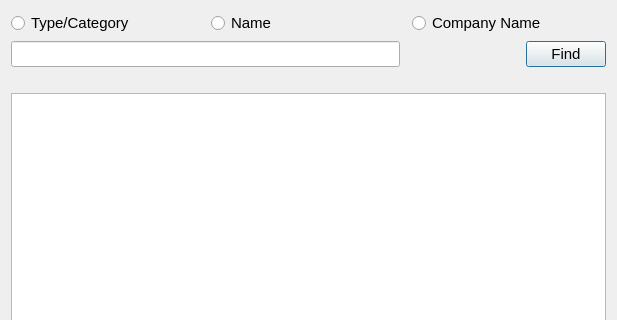
The window that Store/searchitem.ui (SamanOmidi/GroceryStore) describes before a commit, drawn with Qt 5; both pictures show x 0 to 617 and y 0 to 320 of the 617 by 561 pixel window.
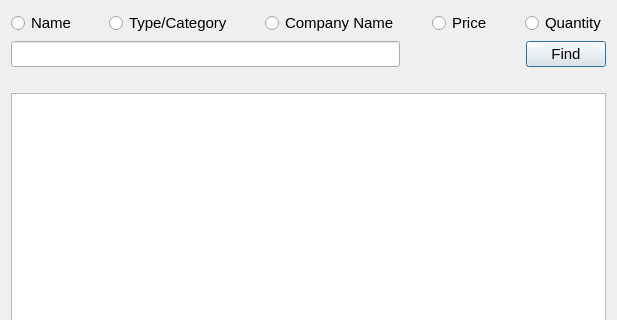
The same window after the commit.

What changed in the file:
```diff
--- a/Store/searchitem.ui
+++ b/Store/searchitem.ui
@@ -19,6 +19,35 @@
      <item>
       <layout class="QHBoxLayout" name="horizontalLayout_5">
        <item>
+        <widget class="QRadioButton" name="nameradiobutton">
+         <property name="font">
+          <font>
+           <pointsize>11</pointsize>
+          </font>
+         </property>
+         <property name="text">
+          <string>Name</string>
+         </property>
+        </widget>
+       </item>
+      </layout>
+     </item>
+     <item>
+      <spacer name="horizontalSpacer_5">
+       <property name="orientation">
+        <enum>Qt::Horizontal</enum>
+       </property>
+       <property name="sizeHint" stdset="0">
+        <size>
+         <width>40</width>
+         <height>20</height>
+        </size>
+       </property>
+      </spacer>
+     </item>
+     <item>
+      <layout class="QHBoxLayout" name="horizontalLayout_8">
+       <item>
         <widget class="QRadioButton" name="typeradiobutton">
          <property name="font">
           <font>
@@ -32,25 +61,22 @@
        </item>
       </layout>
      </item>
+     <item>
+      <spacer name="horizontalSpacer_4">
+       <property name="orientation">
+        <enum>Qt::Horizontal</enum>
+       </property>
+       <property name="sizeHint" stdset="0">
+        <size>
+         <width>40</width>
+         <height>20</height>
+        </size>
+       </property>
+      </spacer>
+     </item>
      <item>
       <layout class="QHBoxLayout" name="horizontalLayout_4">
        <item>
-        <widget class="QRadioButton" name="nameradiobutton">
-         <property name="font">
-          <font>
-           <pointsize>11</pointsize>
-          </font>
-         </property>
-         <property name="text">
-          <string>Name</string>
-         </property>
-        </widget>
-       </item>
-      </layout>
-     </item>
-     <item>
-      <layout class="QHBoxLayout" name="horizontalLayout_3">
-       <item>
         <widget class="QRadioButton" name="companyradiobutton">
          <property name="font">
           <font>
@@ -64,6 +90,64 @@
        </item>
       </layout>
      </item>
+     <item>
+      <spacer name="horizontalSpacer_6">
+       <property name="orientation">
+        <enum>Qt::Horizontal</enum>
+       </property>
+       <property name="sizeHint" stdset="0">
+        <size>
+         <width>40</width>
+         <height>20</height>
+        </size>
+       </property>
+      </spacer>
+     </item>
+     <item>
+      <layout class="QHBoxLayout" name="horizontalLayout_7">
+       <item>
+        <widget class="QRadioButton" name="priceradiobutton">
+         <property name="font">
+          <font>
+           <pointsize>11</pointsize>
+          </font>
+         </property>
+         <property name="text">
+          <string>Price</string>
+         </property>
+        </widget>
+       </item>
+      </layout>
+     </item>
+     <item>
+      <layout class="QHBoxLayout" name="horizontalLayout_3">
+       <item>
+        <spacer name="horizontalSpacer_7">
+         <property name="orientation">
+          <enum>Qt::Horizontal</enum>
+         </property>
+         <property name="sizeHint" stdset="0">
+          <size>
+           <width>40</width>
+           <height>20</height>
+          </size>
+         </property>
+        </spacer>
+       </item>
+       <item>
+        <widget class="QRadioButton" name="quantityradiobutton">
+         <property name="font">
+          <font>
+           <pointsize>11</pointsize>
+          </font>
+         </property>
+         <property name="text">
+          <string>Quantity</string>
+         </property>
+        </widget>
+       </item>
+      </layout>
+     </item>
     </layout>
    </item>
    <item>
```
